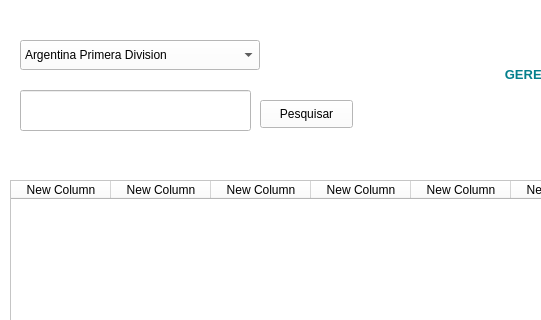
Old version of the form view/formProb.ui in the repository mateuscosta27/WebScraping; both pictures show x 0 to 541 and y 0 to 320 of the 1275 by 650 pixel window.
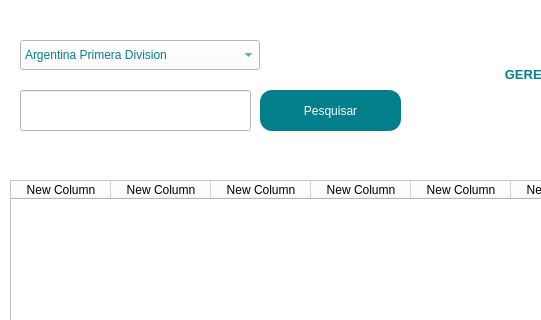
New version of the form. Icons and pictures are not drawn.

Commit message: Add form tro application

The edit to the form file:
```diff
--- a/view/formProb.ui
+++ b/view/formProb.ui
@@ -363,7 +363,8 @@
      </rect>
     </property>
     <property name="styleSheet">
-     <string notr="true">font: 10pt &quot;MS Shell Dlg 2&quot;;</string>
+     <string notr="true">font: 10pt &quot;MS Shell Dlg 2&quot;;
+color: rgb(3, 127, 140);</string>
     </property>
     <item>
      <property name="text">
@@ -555,11 +556,34 @@
     <property name="geometry">
      <rect>
       <x>260</x>
-      <y>100</y>
-      <width>93</width>
-      <height>28</height>
+      <y>90</y>
+      <width>141</width>
+      <height>41</height>
      </rect>
     </property>
+    <property name="styleSheet">
+     <string notr="true">QPushButton{
+	border-style: none;
+	border-width: 2px;
+	font: 75 11pt &quot;MS Shell Dlg 2&quot;;
+	color: rgb(255, 255, 255);
+	background-color: rgb(3, 127, 140);
+	border-radius: 12px;
+	border-bottom-color: rgb(4, 35, 38);
+	border-right-color:  rgb(4, 35, 38);
+}
+
+QPushButton:pressed{
+	border-style: insetset;
+	border-width: 2px;
+	font: 75 11pt &quot;MS Shell Dlg 2&quot;;
+	color: rgb(255, 255, 255);
+	background-color: rgb(3, 127, 140);
+	border-radius: 8px;
+	border-top-color: rgb(4, 35, 38);
+	border-left-color:  rgb(4, 35, 38);
+}</string>
+    </property>
     <property name="text">
      <string>Pesquisar</string>
     </property>
```
Left out of the diff: 5 changed lines with no effect on the pictures. The commit also changes 3 other files.
